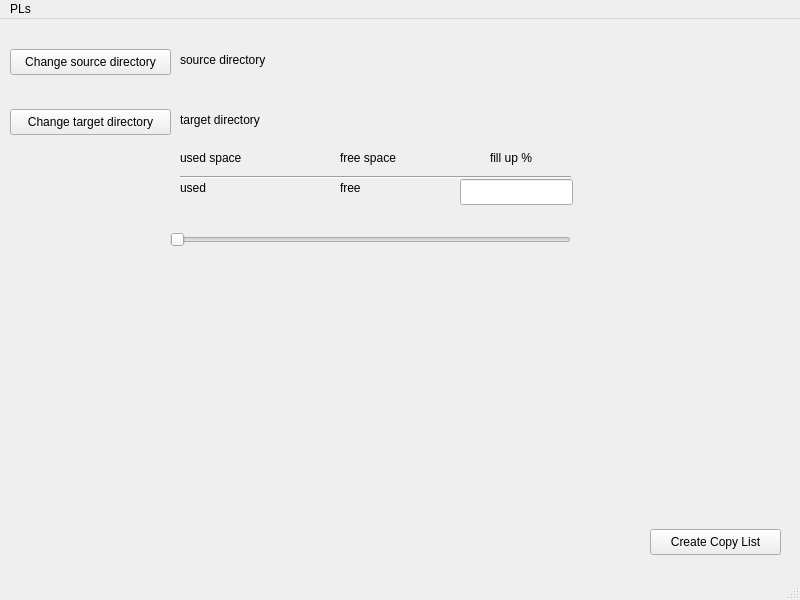
First picture: the form in mainwindow.ui, repository hansdampfinger666/randMP3filler2, before the edit.
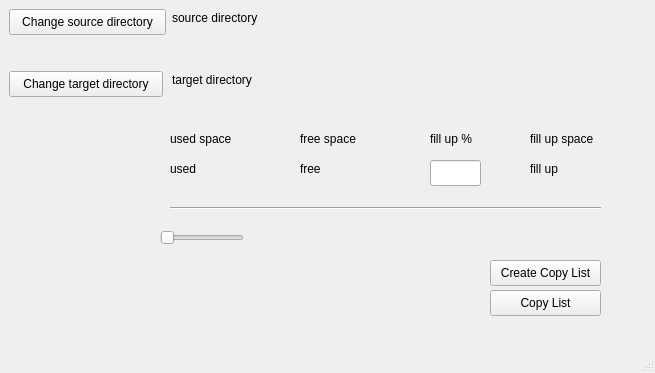
Second picture: the form after the edit.

Patch:
```diff
--- a/mainwindow.ui
+++ b/mainwindow.ui
@@ -6,8 +6,8 @@
    <rect>
     <x>0</x>
     <y>0</y>
-    <width>800</width>
-    <height>600</height>
+    <width>655</width>
+    <height>373</height>
    </rect>
   </property>
   <property name="windowTitle">
@@ -17,10 +17,10 @@
    <widget class="QLabel" name="lbl_source">
     <property name="geometry">
      <rect>
-      <x>180</x>
-      <y>30</y>
-      <width>371</width>
-      <height>21</height>
+      <x>172</x>
+      <y>9</y>
+      <width>99</width>
+      <height>18</height>
      </rect>
     </property>
     <property name="text">
@@ -30,10 +30,10 @@
    <widget class="QLabel" name="lbl_target">
     <property name="geometry">
      <rect>
-      <x>180</x>
-      <y>90</y>
-      <width>401</width>
-      <height>21</height>
+      <x>172</x>
+      <y>71</y>
+      <width>96</width>
+      <height>18</height>
      </rect>
     </property>
     <property name="text">
@@ -43,9 +43,9 @@
    <widget class="QPushButton" name="pb_chg_source_dir">
     <property name="geometry">
      <rect>
-      <x>10</x>
-      <y>30</y>
-      <width>161</width>
+      <x>9</x>
+      <y>9</y>
+      <width>157</width>
       <height>26</height>
      </rect>
     </property>
@@ -56,9 +56,9 @@
    <widget class="QPushButton" name="pb_chg_target_dir">
     <property name="geometry">
      <rect>
-      <x>10</x>
-      <y>90</y>
-      <width>161</width>
+      <x>9</x>
+      <y>71</y>
+      <width>154</width>
       <height>26</height>
      </rect>
     </property>
@@ -69,9 +69,9 @@
    <widget class="QPushButton" name="pb_crt_copy_list">
     <property name="geometry">
      <rect>
-      <x>650</x>
-      <y>510</y>
-      <width>131</width>
+      <x>490</x>
+      <y>260</y>
+      <width>111</width>
       <height>26</height>
      </rect>
     </property>
@@ -82,9 +82,9 @@
    <widget class="QLabel" name="lbl_used_space">
     <property name="geometry">
      <rect>
-      <x>180</x>
+      <x>170</x>
       <y>130</y>
-      <width>151</width>
+      <width>68</width>
       <height>18</height>
      </rect>
     </property>
@@ -95,9 +95,9 @@
    <widget class="QLabel" name="used">
     <property name="geometry">
      <rect>
-      <x>180</x>
+      <x>170</x>
       <y>160</y>
-      <width>151</width>
+      <width>71</width>
       <height>18</height>
      </rect>
     </property>
@@ -108,9 +108,9 @@
    <widget class="QLabel" name="lbl_free_space">
     <property name="geometry">
      <rect>
-      <x>340</x>
+      <x>300</x>
       <y>130</y>
-      <width>111</width>
+      <width>63</width>
       <height>18</height>
      </rect>
     </property>
@@ -121,9 +121,9 @@
    <widget class="Line" name="line">
     <property name="geometry">
      <rect>
-      <x>180</x>
-      <y>150</y>
-      <width>391</width>
+      <x>170</x>
+      <y>200</y>
+      <width>431</width>
       <height>16</height>
      </rect>
     </property>
@@ -134,9 +134,9 @@
    <widget class="QLabel" name="lbl_prc_fill_up">
     <property name="geometry">
      <rect>
-      <x>490</x>
+      <x>430</x>
       <y>130</y>
-      <width>81</width>
+      <width>49</width>
       <height>18</height>
      </rect>
     </property>
@@ -147,9 +147,9 @@
    <widget class="QLabel" name="free">
     <property name="geometry">
      <rect>
-      <x>340</x>
+      <x>300</x>
       <y>160</y>
-      <width>111</width>
+      <width>61</width>
       <height>18</height>
      </rect>
     </property>
@@ -160,9 +160,9 @@
    <widget class="QLineEdit" name="edit_prc_fill_up">
     <property name="geometry">
      <rect>
-      <x>460</x>
+      <x>430</x>
       <y>160</y>
-      <width>113</width>
+      <width>51</width>
       <height>26</height>
      </rect>
     </property>
@@ -173,10 +173,10 @@
    <widget class="QSlider" name="sld_prc_fill_up">
     <property name="geometry">
      <rect>
-      <x>170</x>
-      <y>210</y>
-      <width>401</width>
-      <height>21</height>
+      <x>160</x>
+      <y>230</y>
+      <width>84</width>
+      <height>16</height>
      </rect>
     </property>
     <property name="orientation">
@@ -186,6 +186,45 @@
      <bool>false</bool>
     </property>
    </widget>
+   <widget class="QLabel" name="lbl_fill_space">
+    <property name="geometry">
+     <rect>
+      <x>530</x>
+      <y>130</y>
+      <width>81</width>
+      <height>18</height>
+     </rect>
+    </property>
+    <property name="text">
+     <string>fill up space</string>
+    </property>
+   </widget>
+   <widget class="QLabel" name="fill_space">
+    <property name="geometry">
+     <rect>
+      <x>530</x>
+      <y>160</y>
+      <width>81</width>
+      <height>18</height>
+     </rect>
+    </property>
+    <property name="text">
+     <string>fill up</string>
+    </property>
+   </widget>
+   <widget class="QPushButton" name="pb_copy_list">
+    <property name="geometry">
+     <rect>
+      <x>490</x>
+      <y>290</y>
+      <width>111</width>
+      <height>26</height>
+     </rect>
+    </property>
+    <property name="text">
+     <string>Copy List</string>
+    </property>
+   </widget>
   </widget>
   <widget class="QStatusBar" name="statusbar"/>
   <widget class="QMenuBar" name="menubar">
@@ -193,17 +232,10 @@
     <rect>
      <x>0</x>
      <y>0</y>
-     <width>800</width>
+     <width>655</width>
      <height>23</height>
     </rect>
    </property>
-   <widget class="QMenu" name="menuPLs">
-    <property name="title">
-     <string>PLs</string>
-    </property>
-    <addaction name="separator"/>
-   </widget>
-   <addaction name="menuPLs"/>
   </widget>
  </widget>
  <resources/>
```
